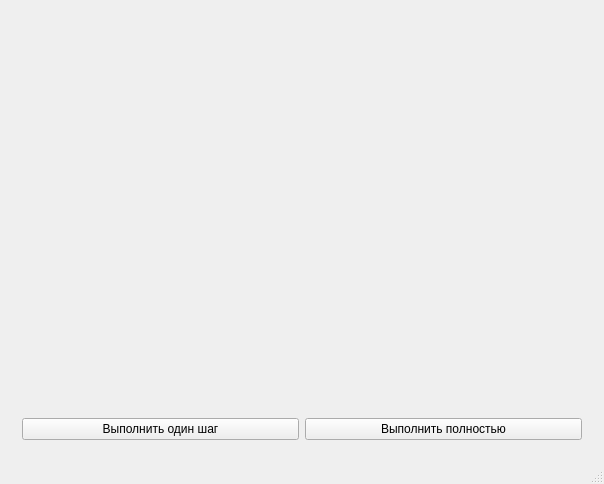
Before: the Qt Designer form AI/MainWindow.ui in GaussGun3000/AI, drawn with Qt 5.
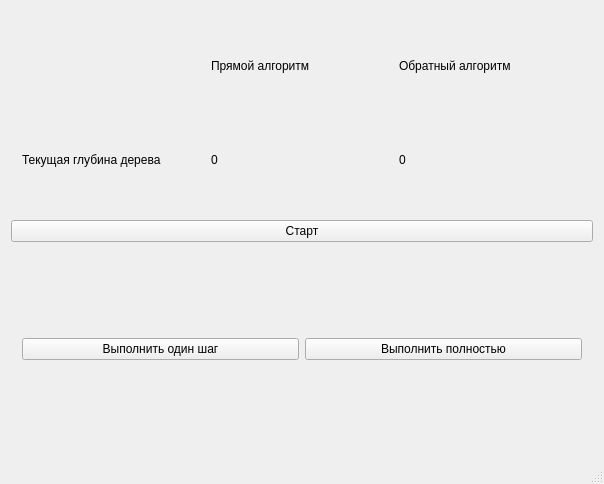
After: the same form once the commit is applied.

What changed in the file:
```diff
--- a/AI/MainWindow.ui
+++ b/AI/MainWindow.ui
@@ -16,17 +16,52 @@
   <widget class="QWidget" name="centralWidget">
    <layout class="QVBoxLayout" name="verticalLayout_2">
     <item>
-     <spacer name="verticalSpacer">
-      <property name="orientation">
-       <enum>Qt::Vertical</enum>
+     <widget class="QWidget" name="statisticWidget" native="true">
+      <layout class="QGridLayout" name="gridLayout_2">
+       <item row="1" column="2">
+        <widget class="QLabel" name="targetDirDepth">
+         <property name="text">
+          <string>0</string>
+         </property>
+        </widget>
+       </item>
+       <item row="1" column="0">
+        <widget class="QLabel" name="label">
+         <property name="text">
+          <string>Текущая глубина дерева</string>
+         </property>
+        </widget>
+       </item>
+       <item row="1" column="1">
+        <widget class="QLabel" name="startDirDepth">
+         <property name="text">
+          <string>0</string>
+         </property>
+        </widget>
+       </item>
+       <item row="0" column="1">
+        <widget class="QLabel" name="label_2">
+         <property name="text">
+          <string>Прямой алгоритм</string>
+         </property>
+        </widget>
+       </item>
+       <item row="0" column="2">
+        <widget class="QLabel" name="label_1">
+         <property name="text">
+          <string>Обратный алгоритм</string>
+         </property>
+        </widget>
+       </item>
+      </layout>
+     </widget>
+    </item>
+    <item>
+     <widget class="QPushButton" name="startButton">
+      <property name="text">
+       <string>Старт</string>
       </property>
-      <property name="sizeHint" stdset="0">
-       <size>
-        <width>20</width>
-        <height>40</height>
-       </size>
-      </property>
-     </spacer>
+     </widget>
     </item>
     <item>
      <widget class="QWidget" name="buttonWidget" native="true">
```
Left out of the diff: 25 changed lines with no effect on the pictures.
